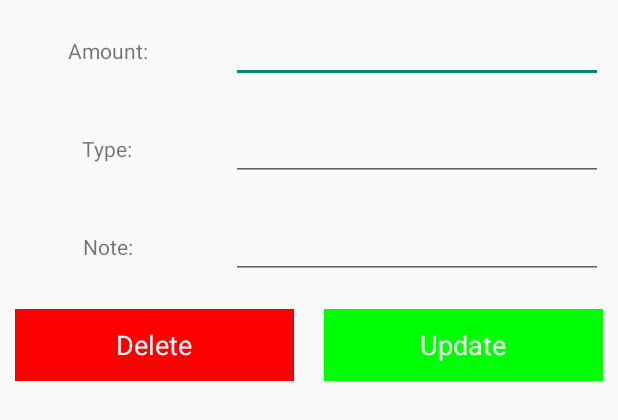
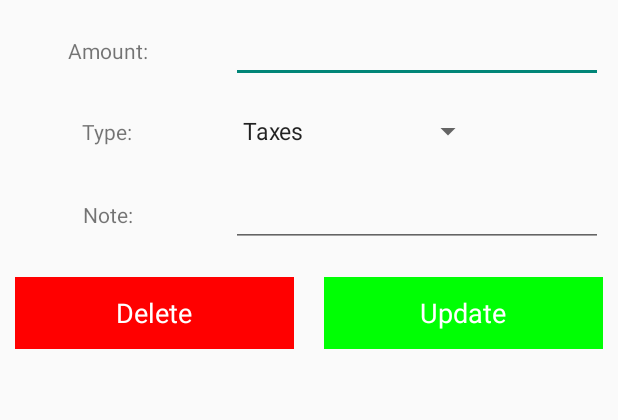
Before and after one commit to CoteleaMarius/Expense-Manager, an Android app: the layout update_data_item.xml on its own in the app's theme, with its tools: preview values and no code run, on a phone screen of 412 x 824 dp. Shown: the top 420 px of the screen. Run offline under Robolectric (Android 15) with nearby library versions, the phone set to English and light mode, and no system bars.

```diff
--- a/app/src/main/res/layout/update_data_item.xml
+++ b/app/src/main/res/layout/update_data_item.xml
@@ -67,11 +67,15 @@
                     android:layout_height="wrap_content"
                     android:layout_margin="10dp"
                     android:layout_weight="2">
-
-                    <EditText
+                <Spinner
+                    android:layout_width="wrap_content"
+                    android:layout_height="wrap_content"
+                    android:id="@+id/updateDropdown"
+                    android:entries="@array/incomeExpenseTypes"></Spinner>
+                    <!--<EditText
                         android:id="@+id/type_edt"
                         android:layout_width="match_parent"
-                        android:layout_height="wrap_content" />
+                        android:layout_height="wrap_content" />-->
                 </RelativeLayout>
             </LinearLayout>
 
```
Also changed, not shown: app/src/main/java/com/example/expensemanager/DashboardFragment.java (+7 -6 lines), app/src/main/java/com/example/expensemanager/ExpenseFragment.java (+5 -5 lines), app/src/main/java/com/example/expensemanager/IncomeFragment.java (+4 -5 lines), app/src/main/res/layout/custom_layout_for_insert_data.xml (+4 -4 lines).
